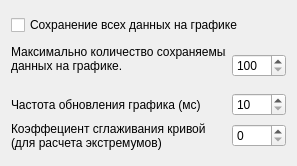
Qt form data/ui/analyzer_graph_settings_window.ui (gg-master/VISDOM_project) before a commit.
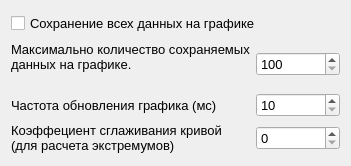
The same form after that commit.

The edit to the form file:
```diff
--- a/data/ui/analyzer_graph_settings_window.ui
+++ b/data/ui/analyzer_graph_settings_window.ui
@@ -6,7 +6,7 @@
    <rect>
     <x>0</x>
     <y>0</y>
-    <width>297</width>
+    <width>351</width>
     <height>166</height>
    </rect>
   </property>
@@ -16,6 +16,11 @@
     <height>166</height>
    </size>
   </property>
+  <property name="font">
+   <font>
+    <pointsize>10</pointsize>
+   </font>
+  </property>
   <property name="windowTitle">
    <string>Настройки анализатора и графика</string>
   </property>
```
